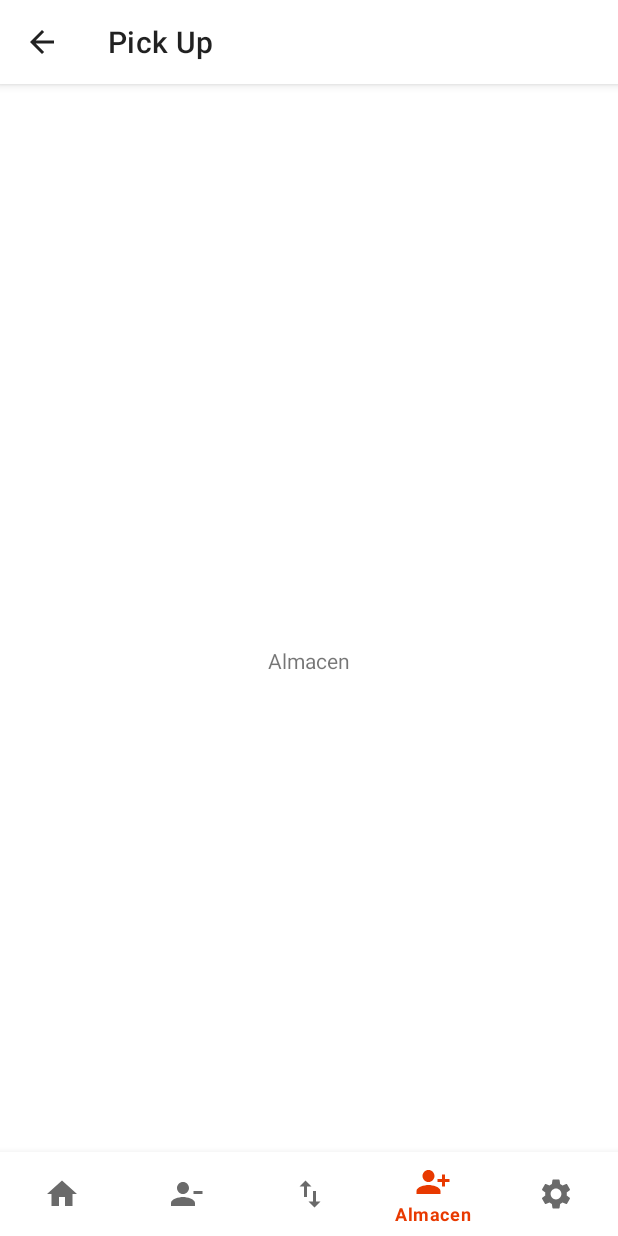
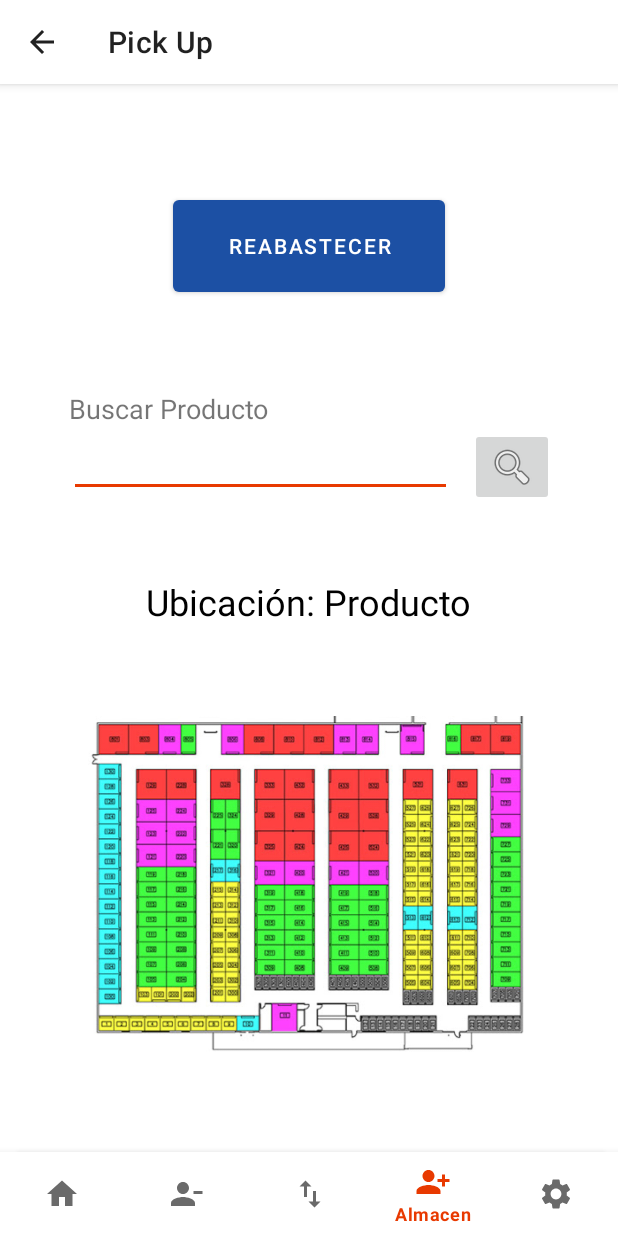
Before and after one commit to edoomm/sistema-picking-app, an Android app: the AlmacenFragment screen opened directly, with no data from a screen before it, on a phone screen of 412 x 824 dp. Run offline under Robolectric (Android 15) with nearby library versions, the phone set to English and light mode, and no system bars; 1 statement that could not run was skipped.

Commit message:
se migra la pantalla de almacen y configuracion

```diff
--- a/app/src/main/java/com/example/pickingapp/MainActivity.java
+++ b/app/src/main/java/com/example/pickingapp/MainActivity.java
@@ -1,10 +1,10 @@
 package com.example.pickingapp;
-
-import androidx.appcompat.app.AppCompatActivity;
 
 import android.content.Intent;
 import android.os.Bundle;
 import android.view.View;
+
+import androidx.appcompat.app.AppCompatActivity;
 
 public class MainActivity extends AppCompatActivity {
 
--- a/app/src/main/java/com/example/pickingapp/MenuFragment.java
+++ b/app/src/main/java/com/example/pickingapp/MenuFragment.java
@@ -5,9 +5,7 @@ import android.os.Bundle;
 import android.view.LayoutInflater;
 import android.view.View;
 import android.view.ViewGroup;
-import android.widget.Button;
 import android.widget.ImageButton;
-import android.widget.Toast;
 
 import androidx.annotation.NonNull;
 import androidx.annotation.Nullable;
--- a/app/src/main/java/com/example/pickingapp/PickUpFragment.java
+++ b/app/src/main/java/com/example/pickingapp/PickUpFragment.java
@@ -1,12 +1,12 @@
 package com.example.pickingapp;
 
-import androidx.fragment.app.Fragment;
 import android.os.Bundle;
 import android.view.LayoutInflater;
 import android.view.View;
 import android.view.ViewGroup;
 
 import androidx.annotation.Nullable;
+import androidx.fragment.app.Fragment;
 
 public class PickUpFragment extends Fragment {
     @Nullable
--- a/app/src/main/res/layout/fragment_almacen.xml
+++ b/app/src/main/res/layout/fragment_almacen.xml
@@ -1,18 +1,138 @@
 <?xml version="1.0" encoding="utf-8"?>
-<androidx.constraintlayout.widget.ConstraintLayout
-    xmlns:android="http://schemas.android.com/apk/res/android"
+<androidx.constraintlayout.widget.ConstraintLayout xmlns:android="http://schemas.android.com/apk/res/android"
     xmlns:app="http://schemas.android.com/apk/res-auto"
     xmlns:tools="http://schemas.android.com/tools"
     android:layout_width="match_parent"
-    android:layout_height="match_parent">
+    android:layout_height="match_parent"
+    tools:context=".PickUp">
+
+    <ImageView
+        android:id="@+id/imageView2"
+        android:layout_width="295dp"
+        android:layout_height="316dp"
+        app:layout_constraintBottom_toBottomOf="parent"
+        app:layout_constraintEnd_toEndOf="parent"
+        app:layout_constraintStart_toStartOf="parent"
+        app:layout_constraintTop_toTopOf="parent"
+        app:layout_constraintVertical_bias="0.83"
+        app:srcCompat="@drawable/storage_map" />
+
+    <ImageButton
+        android:id="@+id/imageButton2"
+        android:layout_width="wrap_content"
+        android:layout_height="wrap_content"
+        app:layout_constraintBottom_toBottomOf="@+id/constraintLayout"
+        app:layout_constraintEnd_toEndOf="parent"
+        app:layout_constraintHorizontal_bias="0.881"
+        app:layout_constraintStart_toStartOf="parent"
+        app:layout_constraintTop_toTopOf="parent"
+        app:layout_constraintVertical_bias="0.32"
+        app:srcCompat="@android:drawable/ic_menu_search" />
+
+    <EditText
+        android:id="@+id/editTextTextPersonName"
+        android:layout_width="255dp"
+        android:layout_height="46dp"
+        android:ems="10"
+        android:inputType="textPersonName"
+        app:layout_constraintBottom_toBottomOf="@+id/constraintLayout"
+        app:layout_constraintEnd_toEndOf="parent"
+        app:layout_constraintHorizontal_bias="0.294"
+        app:layout_constraintStart_toStartOf="parent"
+        app:layout_constraintTop_toTopOf="parent"
+        app:layout_constraintVertical_bias="0.318" />
+
+    <TextView
+        android:id="@+id/textView9"
+        android:layout_width="wrap_content"
+        android:layout_height="wrap_content"
+        android:text="Buscar Producto"
+        android:textSize="18sp"
+        app:layout_constraintBottom_toBottomOf="@+id/constraintLayout"
+        app:layout_constraintEnd_toEndOf="parent"
+        app:layout_constraintHorizontal_bias="0.166"
+        app:layout_constraintStart_toStartOf="parent"
+        app:layout_constraintTop_toTopOf="parent"
+        app:layout_constraintVertical_bias="0.274" />
 
     <TextView
         android:id="@+id/textView"
         android:layout_width="wrap_content"
         android:layout_height="wrap_content"
-        android:text="Almacen"
+        android:text="Ubicación: Producto"
+        android:textColor="@color/black"
+        android:textSize="24sp"
         app:layout_constraintBottom_toBottomOf="parent"
         app:layout_constraintEnd_toEndOf="parent"
         app:layout_constraintStart_toStartOf="parent"
-        app:layout_constraintTop_toTopOf="parent" />
+        app:layout_constraintTop_toTopOf="parent"
+        app:layout_constraintVertical_bias="0.447" />
+
+    <androidx.constraintlayout.widget.ConstraintLayout
+        android:id="@+id/constraintLayout"
+        android:layout_width="395dp"
+        android:layout_height="59dp"
+        app:layout_constraintBottom_toBottomOf="parent"
+        app:layout_constraintEnd_toEndOf="parent"
+        app:layout_constraintHorizontal_bias="0.571"
+        app:layout_constraintStart_toStartOf="parent"
+        app:layout_constraintTop_toTopOf="parent"
+        app:layout_constraintVertical_bias="1.0">
+
+        <com.google.android.material.bottomnavigation.BottomNavigationView
+            android:layout_width="389dp"
+            android:layout_height="52dp"
+            app:layout_constraintBottom_toBottomOf="parent"
+            app:layout_constraintEnd_toEndOf="parent"
+            app:layout_constraintStart_toStartOf="parent"
+            app:layout_constraintTop_toTopOf="parent">
+
+            <LinearLayout
+                android:layout_width="match_parent"
+                android:layout_height="match_parent"
+                android:orientation="horizontal">
+
+                <Button
+                    android:id="@+id/button15"
+                    android:layout_width="wrap_content"
+                    android:layout_height="52dp"
+                    android:layout_weight="1"
+                    android:text="Inicio" />
+
+                <Button
+                    android:id="@+id/button14"
+                    android:layout_width="wrap_content"
+                    android:layout_height="52dp"
+                    android:layout_weight="1"
+                    android:text="PickUp" />
+
+                <Button
+                    android:id="@+id/button13"
+                    android:layout_width="wrap_content"
+                    android:layout_height="52dp"
+                    android:layout_weight="1"
+                    android:text="Almacen" />
+
+                <Button
+                    android:id="@+id/navigation_ajustes"
+                    android:layout_width="wrap_content"
+                    android:layout_height="match_parent"
+                    android:text="Ajustes" />
+            </LinearLayout>
+
+        </com.google.android.material.bottomnavigation.BottomNavigationView>
+
+    </androidx.constraintlayout.widget.ConstraintLayout>
+
+    <Button
+        android:id="@+id/button8"
+        android:layout_width="181dp"
+        android:layout_height="73dp"
+        android:text="Reabastecer"
+        app:layout_constraintBottom_toBottomOf="@+id/constraintLayout"
+        app:layout_constraintEnd_toEndOf="parent"
+        app:layout_constraintStart_toStartOf="parent"
+        app:layout_constraintTop_toTopOf="parent"
+        app:layout_constraintVertical_bias="0.103" />
+
 </androidx.constraintlayout.widget.ConstraintLayout>
```
Also changed, not shown: app/src/main/java/com/example/pickingapp/Menu.java (+3 -4 lines), app/src/main/java/com/example/pickingapp/PickUp.java (+5 -6 lines), app/src/main/res/layout/fragment_configuracion.xml (added, +120 -0 lines), app/src/main/res/drawable-v24/storage_map.jpg (added).
